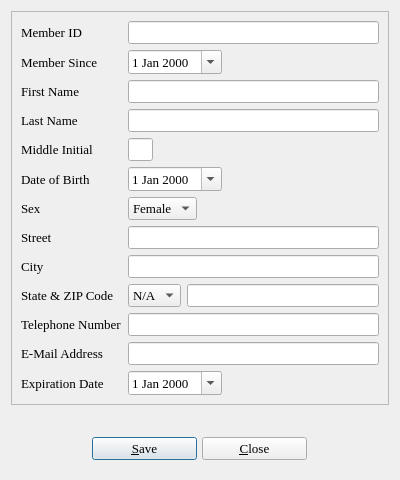
Old version of the form userinfo.ui in the repository textbrowser/biblioteq.
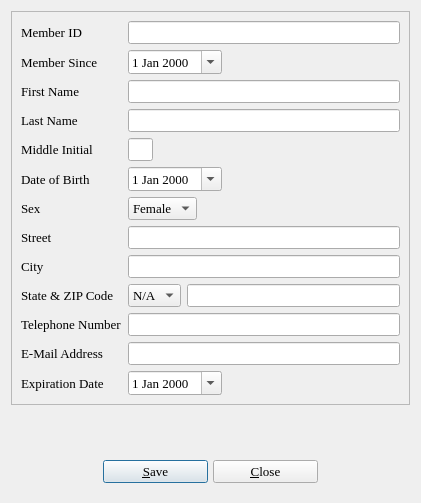
New version of the form. Icons and pictures are not drawn.

```diff
--- a/userinfo.ui
+++ b/userinfo.ui
@@ -2,14 +2,6 @@
 <ui version="4.0">
  <class>UserInfo</class>
  <widget class="QDialog" name="UserInfo">
-  <property name="geometry">
-   <rect>
-    <x>0</x>
-    <y>0</y>
-    <width>400</width>
-    <height>480</height>
-   </rect>
-  </property>
   <property name="font">
    <font>
     <family>Times</family>
```
